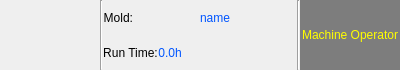
Before: the Qt Designer form custom_widgets/programhead/icprogramheadframe.ui in GaussCheng/2-5AxisPunch, drawn with Qt 5.
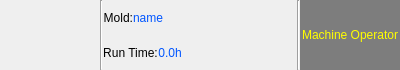
After: the same form once the commit is applied. Custom widgets are drawn as their Qt base class.

Patch:
```diff
--- a/custom_widgets/programhead/icprogramheadframe.ui
+++ b/custom_widgets/programhead/icprogramheadframe.ui
@@ -86,7 +86,7 @@
        <item>
         <widget class="QLabel" name="moldNameLabel">
          <property name="sizePolicy">
-          <sizepolicy hsizetype="Expanding" vsizetype="Preferred">
+          <sizepolicy hsizetype="Preferred" vsizetype="Preferred">
            <horstretch>0</horstretch>
            <verstretch>0</verstretch>
           </sizepolicy>
@@ -102,6 +102,19 @@
          </property>
         </widget>
        </item>
+       <item>
+        <spacer name="horizontalSpacer_2">
+         <property name="orientation">
+          <enum>Qt::Horizontal</enum>
+         </property>
+         <property name="sizeHint" stdset="0">
+          <size>
+           <width>40</width>
+           <height>20</height>
+          </size>
+         </property>
+        </spacer>
+       </item>
       </layout>
      </item>
      <item>
```
